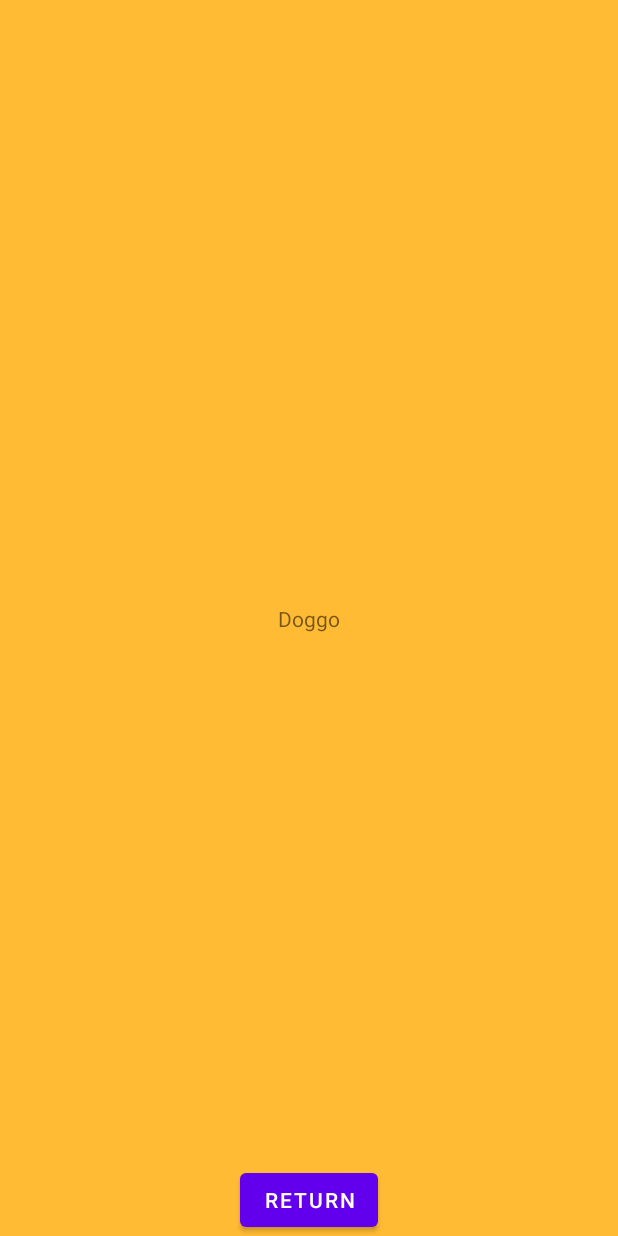
After one commit to Cyann-chan/MyDoggoMobile, an Android app: the layout fragment_detail_doggo.xml on its own in the app's theme, with its tools: preview values and no code run, on a phone screen of 412 x 824 dp. The commit adds this screen. Run offline under Robolectric (Android 15) with nearby library versions, the phone set to English and light mode, and no system bars.

Commit message:
Add doggo list API

```diff
--- a/app/build.gradle
+++ b/app/build.gradle
@@ -47,4 +47,8 @@ dependencies {
 
     // RecyclerView
     implementation "androidx.recyclerview:recyclerview:1.2.0"
+
+    //Retrofit
+    implementation 'com.squareup.retrofit2:retrofit:2.9.0'
+    implementation 'com.squareup.retrofit2:converter-gson:2.9.0'
 }
--- a/app/src/main/AndroidManifest.xml
+++ b/app/src/main/AndroidManifest.xml
@@ -1,6 +1,8 @@
 <?xml version="1.0" encoding="utf-8"?>
 <manifest xmlns:android="http://schemas.android.com/apk/res/android"
     package="com.example.mydoggomobile">
+
+    <uses-permission android:name="android.permission.INTERNET"/>
 
     <application
         android:allowBackup="true"
--- /dev/null
+++ b/app/src/main/java/com/example/mydoggomobile/presentation/list/Doggo.kt
@@ -0,0 +1,5 @@
+package com.example.mydoggomobile.presentation.list
+
+data class Doggo(
+    val name: String
+)
--- /dev/null
+++ b/app/src/main/java/com/example/mydoggomobile/presentation/list/api/DoggoListResponse.kt
@@ -0,0 +1,5 @@
+package com.example.mydoggomobile.presentation.list.api
+
+data class DoggoListResponse(
+    val name: String
+)
--- /dev/null
+++ b/app/src/main/res/layout/fragment_detail_doggo.xml
@@ -0,0 +1,39 @@
+<?xml version="1.0" encoding="utf-8"?>
+<androidx.constraintlayout.widget.ConstraintLayout xmlns:android="http://schemas.android.com/apk/res/android"
+    android:layout_width="match_parent"
+    android:layout_height="match_parent"
+    xmlns:app="http://schemas.android.com/apk/res-auto"
+    xmlns:tools="http://schemas.android.com/tools">
+
+    <ImageView
+        android:id="@+id/color_background"
+        android:layout_width="match_parent"
+        android:layout_height="match_parent"
+        android:background="@android:color/holo_orange_light"
+        app:layout_constraintBottom_toBottomOf="parent"
+        app:layout_constraintTop_toTopOf="parent"
+        app:layout_constraintRight_toRightOf="parent"
+        app:layout_constraintLeft_toLeftOf="parent"
+        />
+
+    <TextView
+        android:id="@+id/doggo_detail"
+        android:layout_width="wrap_content"
+        android:layout_height="wrap_content"
+        tools:text="Doggo"
+        app:layout_constraintBottom_toBottomOf="parent"
+        app:layout_constraintTop_toTopOf="parent"
+        app:layout_constraintRight_toRightOf="parent"
+        app:layout_constraintLeft_toLeftOf="parent"
+        tools:ignore="MissingConstraints" />
+
+    <Button
+        android:id="@+id/button_third"
+        android:layout_width="wrap_content"
+        android:layout_height="wrap_content"
+        android:text="Return"
+        app:layout_constraintBottom_toBottomOf="parent"
+        app:layout_constraintEnd_toEndOf="parent"
+        app:layout_constraintStart_toStartOf="parent"/>
+
+</androidx.constraintlayout.widget.ConstraintLayout>
```
Also changed, not shown: app/src/main/java/com/example/mydoggomobile/SecondFragment.kt (deleted, +0 -28 lines), app/src/main/java/com/example/mydoggomobile/presentation/list/DoggoAdapter.kt (+12 -3 lines), app/src/main/java/com/example/mydoggomobile/presentation/list/DoggoDetailFragment.kt (added, +32 -0 lines), app/src/main/java/com/example/mydoggomobile/presentation/list/DoggoListFragment.kt (added, +79 -0 lines), app/src/main/java/com/example/mydoggomobile/presentation/list/Singleton.kt (added, +15 -0 lines), app/src/main/java/com/example/mydoggomobile/presentation/list/api/DoggoApi.kt (added, +11 -0 lines), app/src/main/res/navigation/nav_graph.xml (+15 -3 lines).
